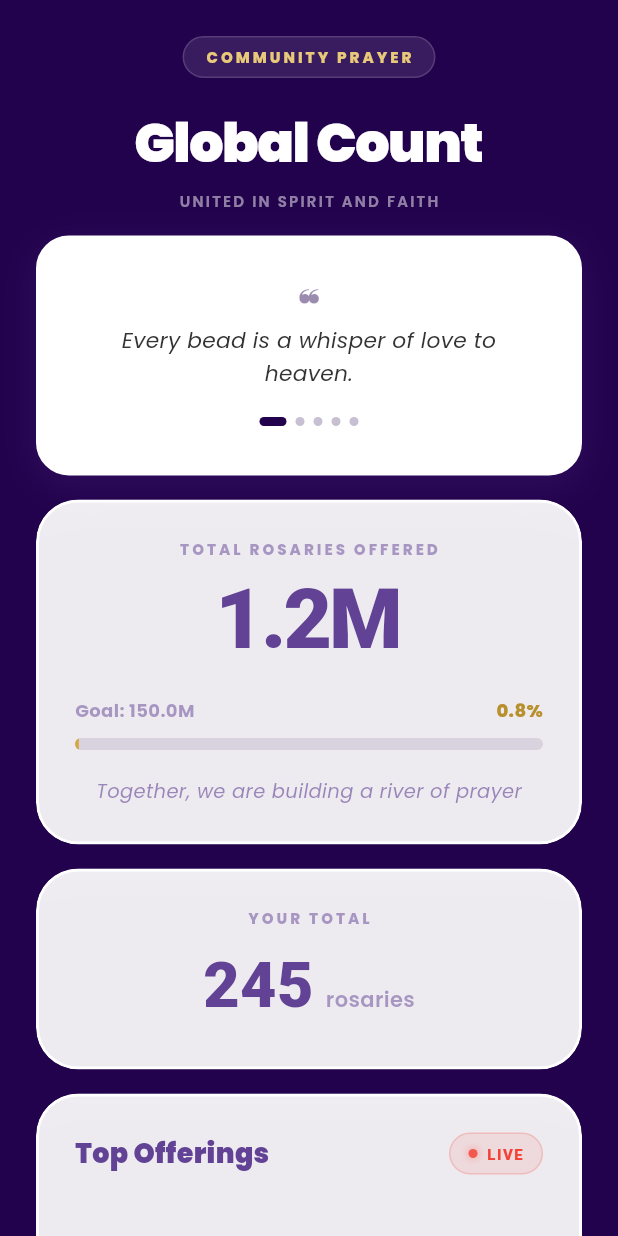
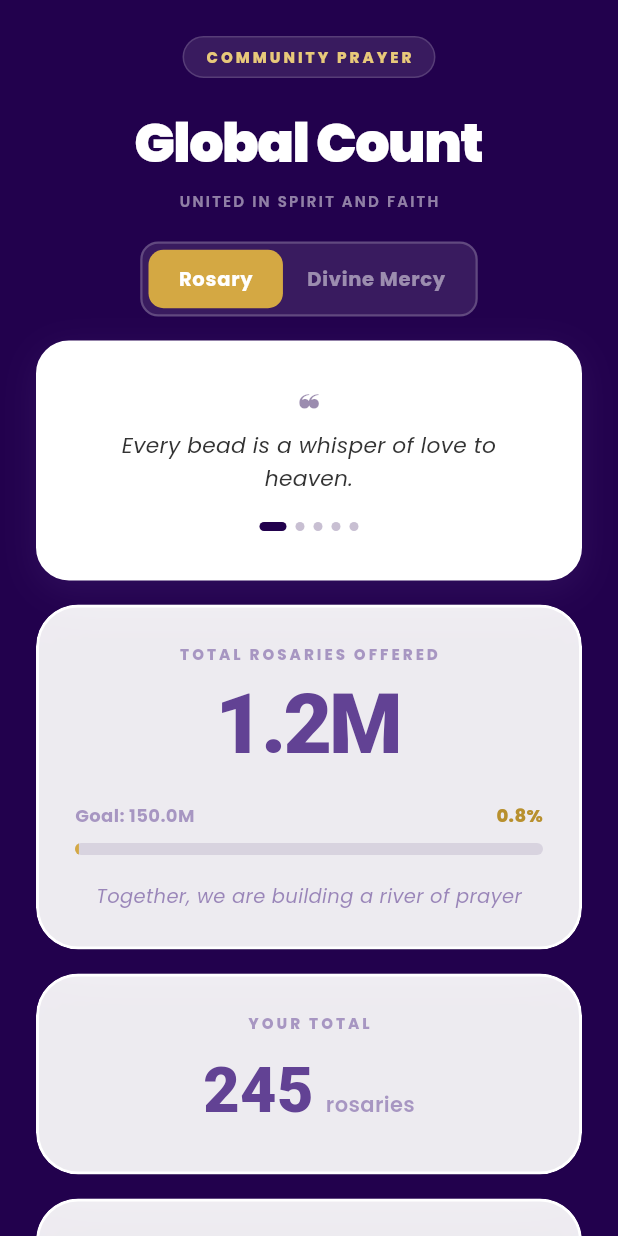
Before and after one commit to AbhijithTJ/conta_beads, a Flutter app: the GlobalCountsScreen screen opened directly, on a phone screen of 412 x 824 dp. Run offline on Flutter 3.47's test engine with Material 3 defaults, Android fonts, the phone set to English and light mode, and no system bars; our stand-ins replace curved_navigation_bar, google_fonts, intl_phone_field, local_auth, shared_preferences; accounts and stored records are empty; Roboto replaces fonts that are missing (Georgia).

Commit message:
added 2 counts selection

```diff
--- a/lib/screens/global_counts/global_counts_screen.dart
+++ b/lib/screens/global_counts/global_counts_screen.dart
@@ -33,6 +33,10 @@ class _GlobalCountsScreenState extends State<GlobalCountsScreen>
   int _currentQuotePage = 0;
   final _random = Random();
   final int goalCount = 150000000;
+
+  // Toggle state for Rosary vs Divine Mercy
+  bool _isRosaryMode = true;
+  final int divineMercyGoalCount = 100000000;
   final List<Map<String, String>> quotes = [
     {'text': 'Every bead is a whisper of love to heaven.', 'author': ''},
     {'text': '"The rosary is the most excellent form of prayer."', 'author': 'Pope Paul VI'},
@@ -162,23 +166,98 @@ class _GlobalCountsScreenState extends State<GlobalCountsScreen>
         const SizedBox(height: 6),
         Text('UNITED IN SPIRIT AND FAITH',
             style: GoogleFonts.poppins(fontSize: 10, letterSpacing: 1.5, fontWeight: FontWeight.w600, color: subColor)),
+        const SizedBox(height: 20),
+        _buildToggleButton(isDark),
       ],
     );
   }
 
+  Widget _buildToggleButton(bool isDark) {
+    final toggleBg = isDark ? Colors.white.withOpacity(0.1) : Colors.white;
+    final toggleBorder = isDark ? Colors.white.withOpacity(0.2) : const Color(0xFF22014D).withOpacity(0.15);
+    final activeColor = AppColors.goldPrimary;
+    final inactiveTextColor = isDark ? Colors.white.withOpacity(0.5) : AppColors.authBgMid.withOpacity(0.6);
+    final activeTextColor = Colors.white;
+
+    return Container(
+      decoration: BoxDecoration(
+        color: toggleBg,
+        borderRadius: BorderRadius.circular(12),
+        border: Border.all(color: toggleBorder, width: 1.5),
+      ),
+      padding: const EdgeInsets.all(4),
+      child: Row(
+        mainAxisSize: MainAxisSize.min,
+        children: [
+          GestureDetector(
+            onTap: () {
+              setState(() {
+                _isRosaryMode = true;
+              });
+            },
+            child: AnimatedContainer(
+              duration: const Duration(milliseconds: 300),
+              padding: const EdgeInsets.symmetric(horizontal: 20, vertical: 10),
+              decoration: BoxDecoration(
+                color: _isRosaryMode ? activeColor : Colors.transparent,
+                borderRadius: BorderRadius.circular(10),
+              ),
+              child: Text(
+                'Rosary',
+                style: GoogleFonts.poppins(
+                  fontSize: 13,
+                  fontWeight: FontWeight.w700,
+                  color: _isRosaryMode ? activeTextColor : inactiveTextColor,
+                  letterSpacing: 0.5,
+                ),
+              ),
+            ),
+          ),
+          GestureDetector(
+            onTap: () {
+              setState(() {
+                _isRosaryMode = false;
+              });
+            },
+            child: AnimatedContainer(
+              duration: const Duration(milliseconds: 300),
+              padding: const EdgeInsets.symmetric(horizontal: 16, vertical: 10),
+              decoration: BoxDecoration(
+                color: !_isRosaryMode ? activeColor : Colors.transparent,
+                borderRadius: BorderRadius.circular(10),
+              ),
+              child: Text(
+                'Divine Mercy',
+                style: GoogleFonts.poppins(
+                  fontSize: 13,
+                  fontWeight: FontWeight.w700,
+                  color: !_isRosaryMode ? activeTextColor : inactiveTextColor,
+                  letterSpacing: 0.5,
+                ),
+              ),
+            ),
+          ),
+        ],
+      ),
+    );
+  }
+
   Widget _buildGlobalCountCard() {
-    final double percentage = goalCount > 0 ? (widget.globalCount / goalCount) * 100 : 0;
+    final currentGoal = _isRosaryMode ? goalCount : divineMercyGoalCount;
+    final currentGlobalCount = _isRosaryMode ? widget.globalCount : (widget.globalCount * 80 ~/ 100); // Divine Mercy is 80% of Rosary for demo
+    final double percentage = currentGoal > 0 ? (currentGlobalCount / currentGoal) * 100 : 0;
+    final countLabel = _isRosaryMode ? 'TOTAL ROSARIES OFFERED' : 'TOTAL DIVINE MERCY CHAPLETS OFFERED';
 
     return _GlassCard(
       child: Column(
         children: [
           Text(
-            'TOTAL ROSARIES OFFERED',
+            countLabel,
             style: GoogleFonts.poppins(fontSize: 10, letterSpacing: 2, color: AppColors.authBgMid.withOpacity(0.5), fontWeight: FontWeight.w800),
           ),
           const SizedBox(height: 12),
           Text(
-            _formatNumber(widget.globalCount),
+            _formatNumber(currentGlobalCount),
             style: const TextStyle(
               fontSize: 56,
               fontWeight: FontWeight.w900,
@@ -192,7 +271,7 @@ class _GlobalCountsScreenState extends State<GlobalCountsScreen>
             mainAxisAlignment: MainAxisAlignment.spaceBetween,
             children: [
               Text(
-                'Goal: ${_formatNumber(goalCount)}',
+                'Goal: ${_formatNumber(currentGoal)}',
                 style: GoogleFonts.poppins(fontSize: 12, color: AppColors.authBgMid.withOpacity(0.5), fontWeight: FontWeight.w700),
               ),
               Text(
@@ -213,7 +292,9 @@ class _GlobalCountsScreenState extends State<GlobalCountsScreen>
           ),
           const SizedBox(height: 18),
           Text(
-            'Together, we are building a river of prayer',
+            _isRosaryMode
+              ? 'Together, we are building a river of prayer'
+              : 'Together, we are spreading Divine Mercy',
             style: GoogleFonts.poppins(fontSize: 13, color: AppColors.authBgMid.withOpacity(0.6), fontStyle: FontStyle.italic, fontWeight: FontWeight.w500),
           ),
         ],
@@ -222,6 +303,11 @@ class _GlobalCountsScreenState extends State<GlobalCountsScreen>
   }
 
   Widget _buildStatsRow() {
+    final personalCountDisplay = _isRosaryMode
+      ? widget.personalCount
+      : (widget.personalCount * 75 ~/ 100); // Divine Mercy is 75% of Rosary for demo
+    final label = _isRosaryMode ? 'rosaries' : 'chaplets';
+
     return _GlassCard(
       child: Column(
         children: [
@@ -236,7 +322,7 @@ class _GlobalCountsScreenState extends State<GlobalCountsScreen>
             textBaseline: TextBaseline.alphabetic,
             children: [
               Text(
-                widget.personalCount.toString(),
+                personalCountDisplay.toString(),
                 style: const TextStyle(
                   fontSize: 42,
                   fontWeight: FontWeight.w900,
@@ -245,7 +331,7 @@ class _GlobalCountsScreenState extends State<GlobalCountsScreen>
               ),
               const SizedBox(width: 8),
               Text(
-                'rosaries',
+                label,
                 style: GoogleFonts.poppins(fontSize: 14, fontWeight: FontWeight.w600, color: AppColors.authBgMid.withOpacity(0.5)),
               ),
             ],
```
